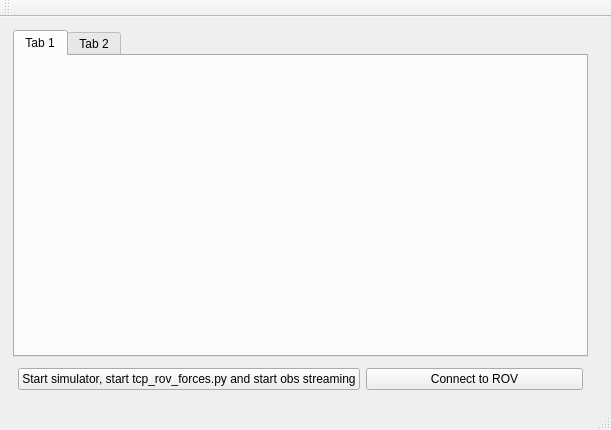
Old version of the form secondarywindow.ui in the repository Kpro11/Aqeous.
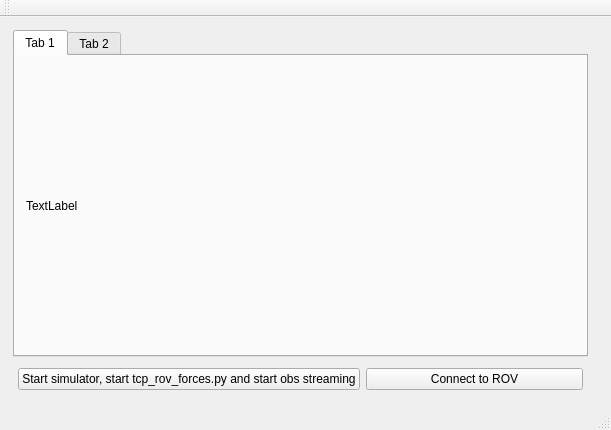
New version of the form.

```diff
--- a/secondarywindow.ui
+++ b/secondarywindow.ui
@@ -53,12 +53,32 @@
          <number>0</number>
         </property>
         <widget class="QWidget" name="tab">
+         <property name="sizePolicy">
+          <sizepolicy hsizetype="Maximum" vsizetype="Maximum">
+           <horstretch>0</horstretch>
+           <verstretch>0</verstretch>
+          </sizepolicy>
+         </property>
          <attribute name="title">
           <string>Tab 1</string>
          </attribute>
          <layout class="QVBoxLayout" name="verticalLayout_2">
           <item>
-           <layout class="QHBoxLayout" name="horizontalLayout_9"/>
+           <layout class="QHBoxLayout" name="horizontalLayout_9">
+            <item>
+             <widget class="QLabel" name="map">
+              <property name="maximumSize">
+               <size>
+                <width>4000</width>
+                <height>2000</height>
+               </size>
+              </property>
+              <property name="text">
+               <string>TextLabel</string>
+              </property>
+             </widget>
+            </item>
+           </layout>
           </item>
          </layout>
         </widget>
```
